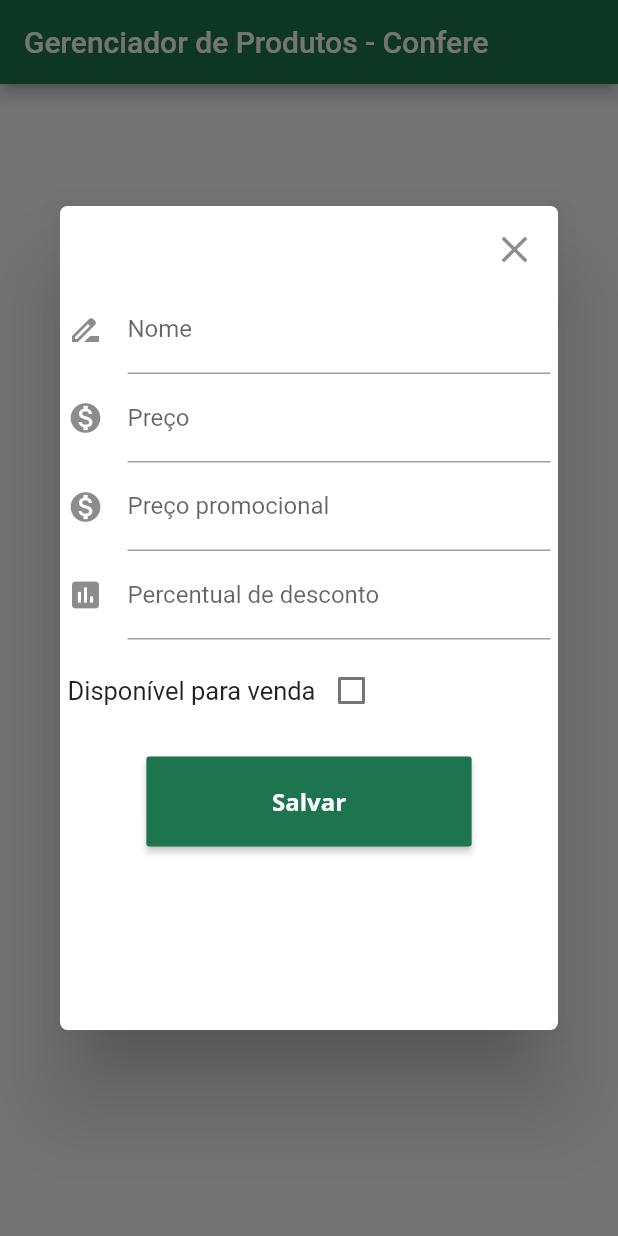
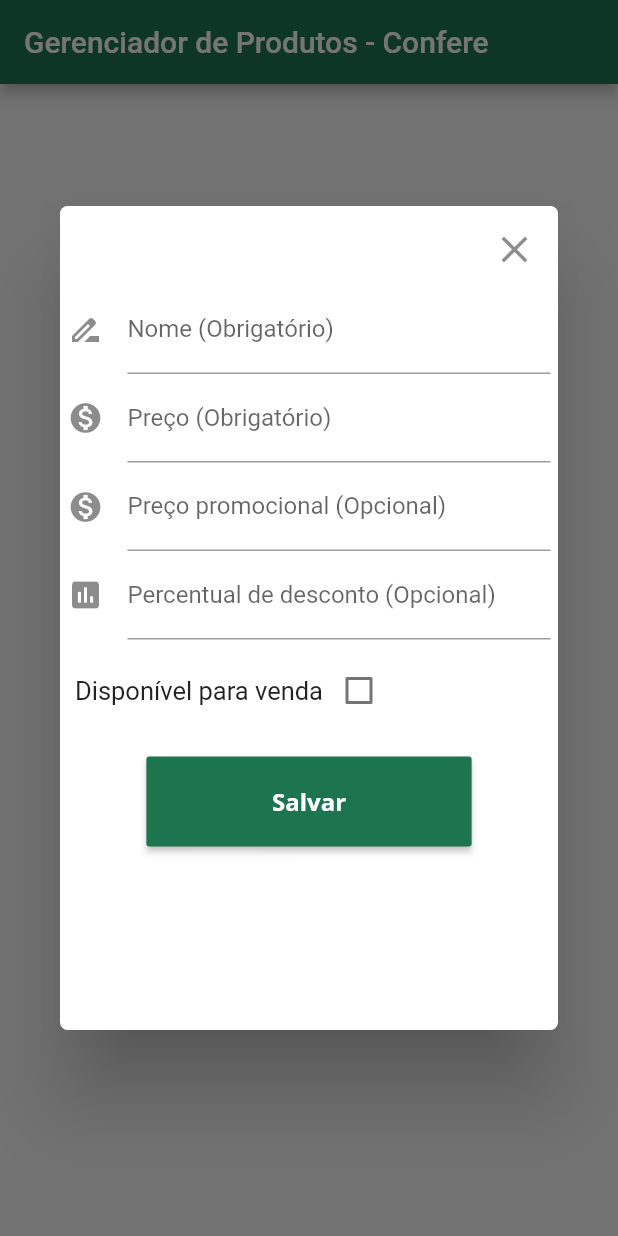
Before and after one commit to GenivaldoFernandes/gerenciador_produtos, a Flutter app: the screen it shows after launch, after a tap on "Create", on a phone screen of 412 x 824 dp. Run offline on Flutter 3.47's test engine with Material 2 defaults, Android fonts, the phone set to English and light mode, and no system bars; our stand-ins replace diacritic, flutter_masked_text, flutter_modular, google_fonts, sqflite; accounts and stored records are empty.

Commit message:
commit atualização 29/07/2021 - 1

```diff
--- a/lib/modules/home/home_module.dart
+++ b/lib/modules/home/home_module.dart
@@ -1,6 +1,6 @@
 import 'package:flutter_modular/flutter_modular.dart';
 
-import 'bloC/home_bloc.dart';
+import 'blocs/home_bloc.dart';
 import 'views/home.dart';
 
 class HomeModule extends ChildModule{
--- a/lib/modules/home/views/home.dart
+++ b/lib/modules/home/views/home.dart
@@ -3,7 +3,7 @@ import 'package:flutter_masked_text/flutter_masked_text.dart';
 import 'package:gerenciador_produtos_confere/custom/colorClass.dart';
 import 'package:gerenciador_produtos_confere/custom/customBottom1.dart';
 import 'package:gerenciador_produtos_confere/models/Produto.dart';
-import 'package:gerenciador_produtos_confere/modules/home/bloC/home_bloc.dart';
+import 'package:gerenciador_produtos_confere/modules/home/blocs/home_bloc.dart';
 
 class Home extends StatefulWidget {
   @override
@@ -180,7 +180,7 @@ class _HomeState extends State<Home> {
                                 decoration: const InputDecoration(
                                   icon: const Icon(Icons.drive_file_rename_outline),
                                   hintText: 'Digite o nome',
-                                  labelText: 'Nome',
+                                  labelText: 'Nome (Obrigatório)',
                                 ),
                                 validator: (value) {
                                   if (value!.isEmpty) {
@@ -196,7 +196,7 @@ class _HomeState extends State<Home> {
                                 decoration: const InputDecoration(
                                   icon: const Icon(Icons.monetization_on),
                                   hintText: 'Digite o preço',
-                                  labelText: 'Preço',
+                                  labelText: 'Preço (Obrigatório)',
                                 ),
                                 validator: (value) {
                                   if (value!.isEmpty) {
@@ -212,7 +212,7 @@ class _HomeState extends State<Home> {
                                 decoration: const InputDecoration(
                                   icon: const Icon(Icons.monetization_on),
                                   hintText: 'Digite o preço de promoção',
-                                  labelText: 'Preço promocional',
+                                  labelText: 'Preço promocional (Opcional)',
                                 ),
                               ),
                               TextFormField(
@@ -222,12 +222,12 @@ class _HomeState extends State<Home> {
                                 decoration: const InputDecoration(
                                   icon: const Icon(Icons.assessment),
                                   hintText: 'Digite o percentual de desconto',
-                                  labelText: 'Percentual de desconto',
+                                  labelText: 'Percentual de desconto (Opcional)',
                                 ),
                               ),
 
                               Container(
-                                margin: EdgeInsets.only(top: 10),
+                                margin: EdgeInsets.only(top: 10, left: 5),
                                 child: Row(
                                   children: [
                                     Text(
@@ -236,7 +236,7 @@ class _HomeState extends State<Home> {
                                     ),
                                     Checkbox(
                                       checkColor: Colors.greenAccent,
-                                      activeColor: Colors.red,
+                                      activeColor: Colors.blueAccent,
                                       value: _disponivelVenda,
                                       onChanged: (_create || _update) ? (bool? value) {
                                         setState(() {
@@ -258,8 +258,8 @@ class _HomeState extends State<Home> {
                                       size: 30.0,
                                     ),
                                     onPressed: () {
+                                      Navigator.of(context).pop();
                                       confirmDelete(context);
-                                      Navigator.of(context).pop();
                                     },
                                   ),
                               ) : Container(),
@@ -274,10 +274,10 @@ class _HomeState extends State<Home> {
                                       if (_formKey.currentState!.validate()) {
                                         var produto = Produto(
                                           id: _idProduto,
-                                          imagem: "https://upload.wikimedia.org/wikipedia/commons/thumb/8/89/TUCPamplona10.svg/500px-TUCPamplona10.svg.png",
+                                          imagem: "assets/imgs/icon_product.png",
                                           nome: _nome.text,
-                                          preco: double.parse(_preco.text),
-                                          precoPromocao: (!_precoPromocao.text.isEmpty) ? double.parse(_precoPromocao.text) : 0,
+                                          preco: _preco.numberValue,
+                                          precoPromocao: (!_precoPromocao.text.isEmpty) ? _precoPromocao.numberValue : 0,
                                           percentualDesconto: (!_percentualDesconto.text.isEmpty) ? double.parse(_percentualDesconto.text) : 0,
                                           disponivelVenda: (_disponivelVenda) ? 1 : 0
                                         );
@@ -396,7 +396,7 @@ class _HomeState extends State<Home> {
                                         children: <Widget>[
                                           Container(
                                             width: 50,
-                                            child: Image.network(
+                                            child: Image.asset(
                                               _filterLista[index].imagem
                                             ),
                                           ),
--- a/pubspec.yaml
+++ b/pubspec.yaml
@@ -1,5 +1,5 @@
 name: gerenciador_produtos_confere
-description: Gerenciador de produtos da confere.
+description: Gerenciador de produtos.
 
 # The following line prevents the package from being accidentally published to
 # pub.dev using `pub publish`. This is preferred for private packages.
```
Also changed, not shown: lib/modules/home/blocs/home_bloc.dart (renamed from lib/modules/home/bloC/home_bloc.dart), 1 other file.
